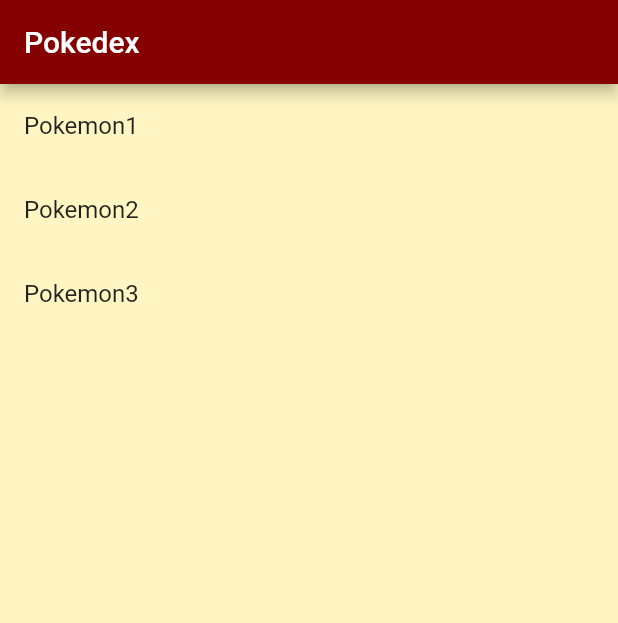
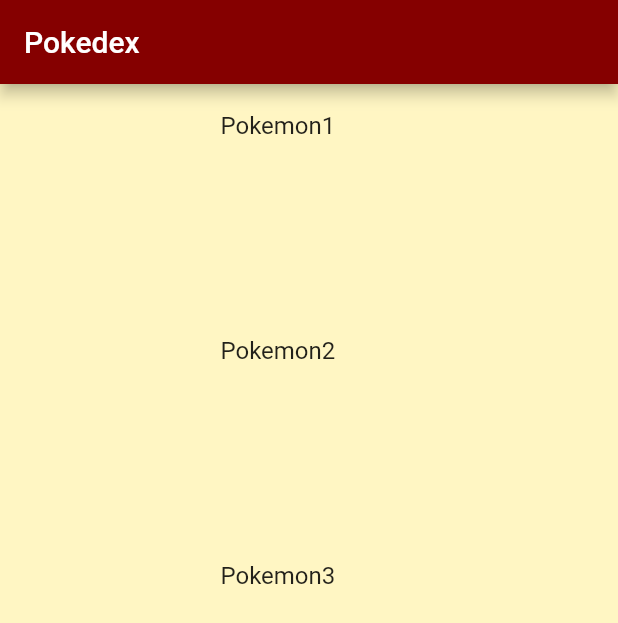
Before and after one commit to justcier/pokedex, a Flutter app: the screen it shows after launch, on a phone screen of 412 x 824 dp. Shown: the top 623 px of the screen. Run offline on Flutter 3.47's test engine with Material 2 defaults, Android fonts, the phone set to English and light mode, and no system bars.

Commit message:
Added pokemon list widget with dummy data

```diff
--- a/lib/features/home/pages/home_page.dart
+++ b/lib/features/home/presentation/pages/home_page.dart
@@ -1,5 +1,6 @@
 import 'package:flutter/material.dart';
 import 'package:pokedex_rest/common/widgets/common_scaffold.dart';
+import 'package:pokedex_rest/features/pokemon_list/presentation/pokemon_list.dart';
 
 final List<String> testPokemon = [
   "Pokemon1",
@@ -18,11 +19,7 @@
   @override
   Widget build(BuildContext context) {
     return CommonScaffold(
-      body: ListView.builder(
-          itemCount: testPokemon.length,
-          itemBuilder: (context, index) {
-            return ListTile(title: Text(testPokemon[index]));
-          }),
+      body: PokemonList(pokemonList: testPokemon),
       title: "Pokedex",
     );
   }
--- a/lib/features/home/widgets/search.dart
+++ /dev/null
@@ -1,10 +0,0 @@
-import 'package:flutter/material.dart';
-
-class Search extends StatelessWidget {
-  const Search({Key? key}) : super(key: key);
-
-  @override
-  Widget build(BuildContext context) {
-    return const Placeholder();
-  }
-}
--- /dev/null
+++ b/lib/features/pokemon_list/presentation/pokemon_list.dart
@@ -0,0 +1,23 @@
+import 'package:flutter/material.dart';
+
+class PokemonList extends StatelessWidget {
+  final List<String> pokemonList;
+  const PokemonList({
+    required this.pokemonList,
+    Key? key,
+  }) : super(key: key);
+
+  @override
+  Widget build(BuildContext context) {
+    return ListView.builder(
+        itemCount: pokemonList.length,
+        itemBuilder: (context, index) {
+          return Center(
+              child: SizedBox(
+            height: 150,
+            width: 150,
+            child: ListTile(title: Text(pokemonList[index])),
+          ));
+        });
+  }
+}
--- a/lib/main.dart
+++ b/lib/main.dart
@@ -1,5 +1,6 @@
 import 'package:flutter/material.dart';
-import 'package:pokedex_rest/features/home/pages/home_page.dart';
+
+import 'features/home/presentation/pages/home_page.dart';
 
 void main() {
   runApp(const MyApp());
@@ -10,12 +11,9 @@
 
   @override
   Widget build(BuildContext context) {
-    return MaterialApp(
-      title: 'Flutter Demo',
-      theme: ThemeData(
-        primarySwatch: Colors.blue,
-      ),
-      home: const HomePage(),
+    return const MaterialApp(
+      title: 'Pokedex',
+      home: HomePage(),
     );
   }
 }
```
